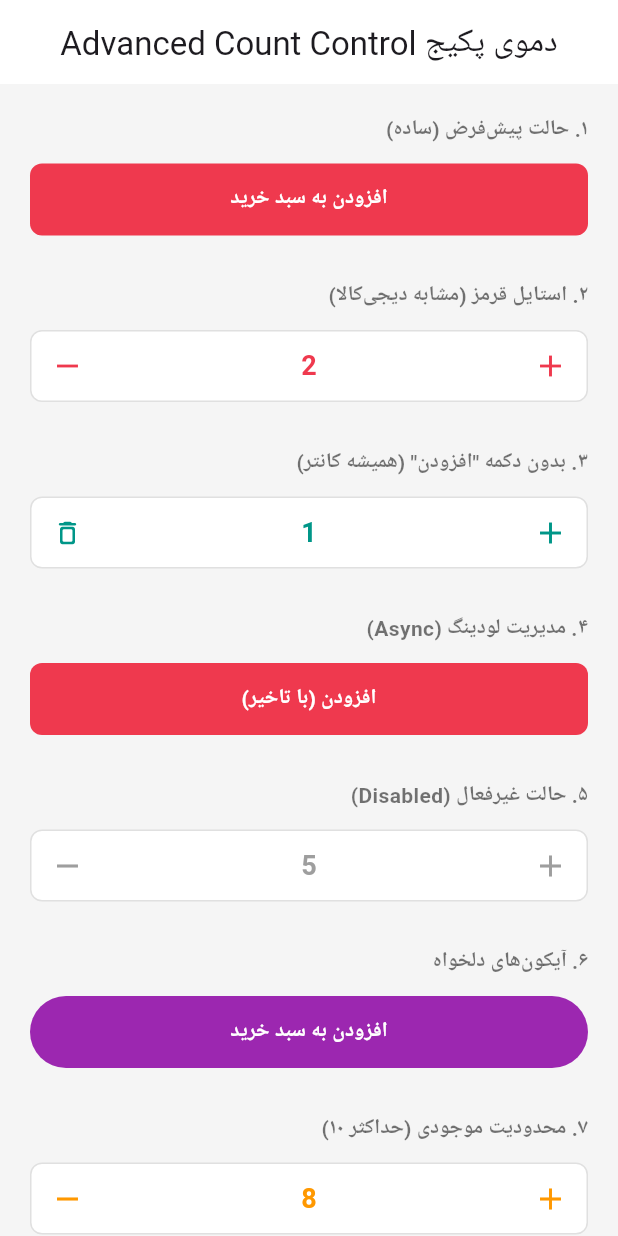
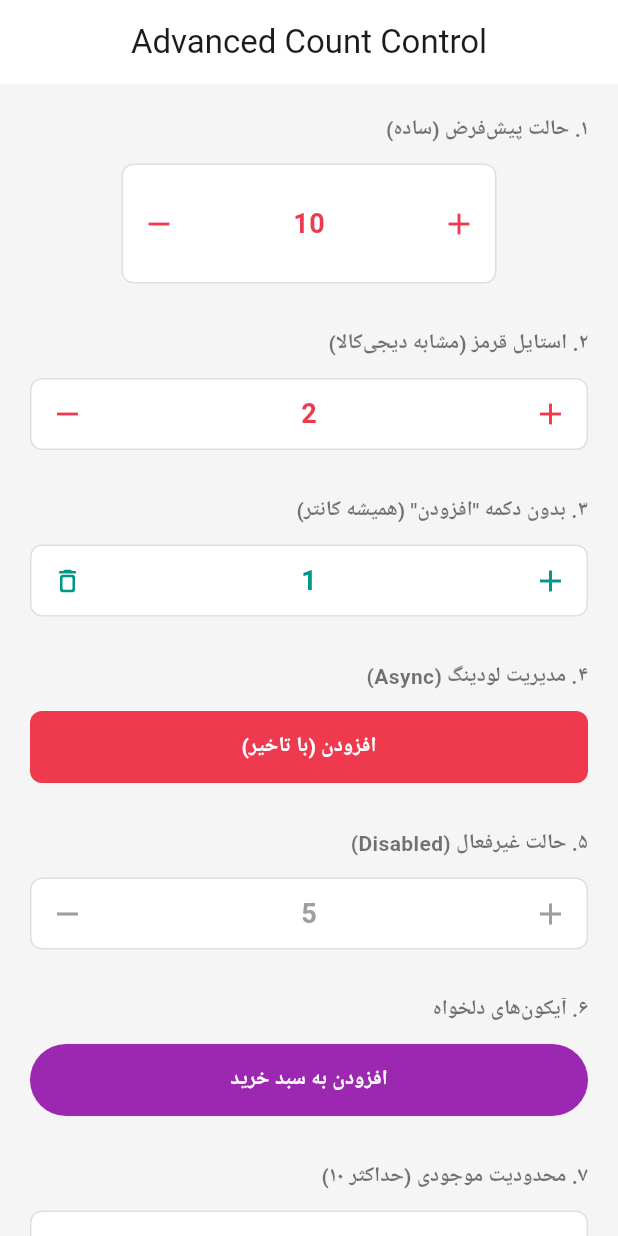
Before and after one commit to DanialYazdanParast/advanced_count_control, a Flutter app: the screen it shows after launch, on a phone screen of 412 x 824 dp. Run offline on Flutter 3.47's test engine with Material 3 defaults, Android fonts, the phone set to English and light mode, and no system bars.

Commit message:
fix(widget): respect width parameter and add comprehensive tests

```diff
--- a/example/lib/main.dart
+++ b/example/lib/main.dart
@@ -33,7 +33,7 @@ class ExamplePage extends StatefulWidget {
 
 class _ExamplePageState extends State<ExamplePage> {
   // متغیرهای وضعیت برای هر مثال
-  int qtyStandard = 0;
+  int qtyStandard = 10;
   int qtyCustomStyle = 2;
   int qtyNoAddBtn = 1;
   int qtyLoading = 0;
@@ -47,7 +47,7 @@ class _ExamplePageState extends State<ExamplePage> {
     return Scaffold(
       backgroundColor: const Color(0xFFF5F5F5),
       appBar: AppBar(
-        title: const Text('دموی پکیج Advanced Count Control'),
+        title: const Text('Advanced Count Control'),
         centerTitle: true,
         backgroundColor: Colors.white,
         elevation: 0,
@@ -60,6 +60,9 @@ class _ExamplePageState extends State<ExamplePage> {
           _buildSectionTitle('۱. حالت پیش‌فرض (ساده)'),
           AdvancedCountControl(
             currentQuantity: qtyStandard,
+            width: 250,
+            height: 80,
+            maxQuantity: 20,
             onIncrease: () => setState(() => qtyStandard++),
             onDecrease: () => setState(() => qtyStandard--),
           ),
--- a/lib/src/advanced_count_control_widget.dart
+++ b/lib/src/advanced_count_control_widget.dart
@@ -41,7 +41,7 @@ class AdvancedCountControl extends StatelessWidget {
     this.addButtonLabel = "افزودن به سبد خرید",
     this.maxReachedLabel = "حداکثر",
     this.height = 48,
-    this.width,
+    this.width = double.infinity,
 
     this.iconAdd,
     this.iconRemove,
@@ -50,7 +50,7 @@ class AdvancedCountControl extends StatelessWidget {
     this.onAddTap,
     this.style = const CountControlStyle(),
     this.numberFormatter,
-  });
+  }):  assert(maxQuantity >= currentQuantity, 'max quantity[$maxQuantity] must be equal or higher than current[$currentQuantity]');
 
   @override
   Widget build(BuildContext context) {
@@ -72,8 +72,8 @@ class AdvancedCountControl extends StatelessWidget {
   Widget _buildAddButton() {
     return SizedBox(
       key: const ValueKey('addButton'),
-      width: double.infinity,
-      height: double.infinity,
+      height: height,
+      width: width,
       child: ElevatedButton(
         onPressed: (isDisabled || isLoading) ? null : (onAddTap ?? onIncrease),
         style: ElevatedButton.styleFrom(
@@ -103,6 +103,8 @@ class AdvancedCountControl extends StatelessWidget {
 
     return Container(
       key: const ValueKey('counterControl'),
+      height: height,
+      width: width,
       decoration: BoxDecoration(
         color: style.backgroundColor,
         borderRadius: BorderRadius.circular(style.borderRadius),
```
Also changed, not shown: 2 other files.
